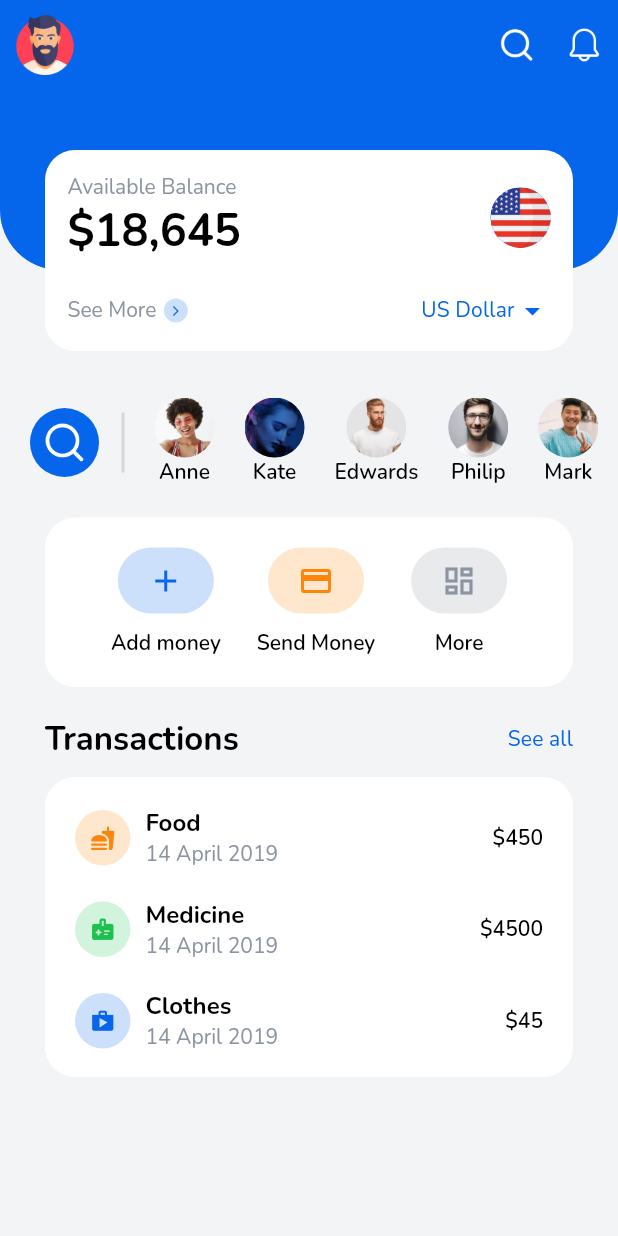
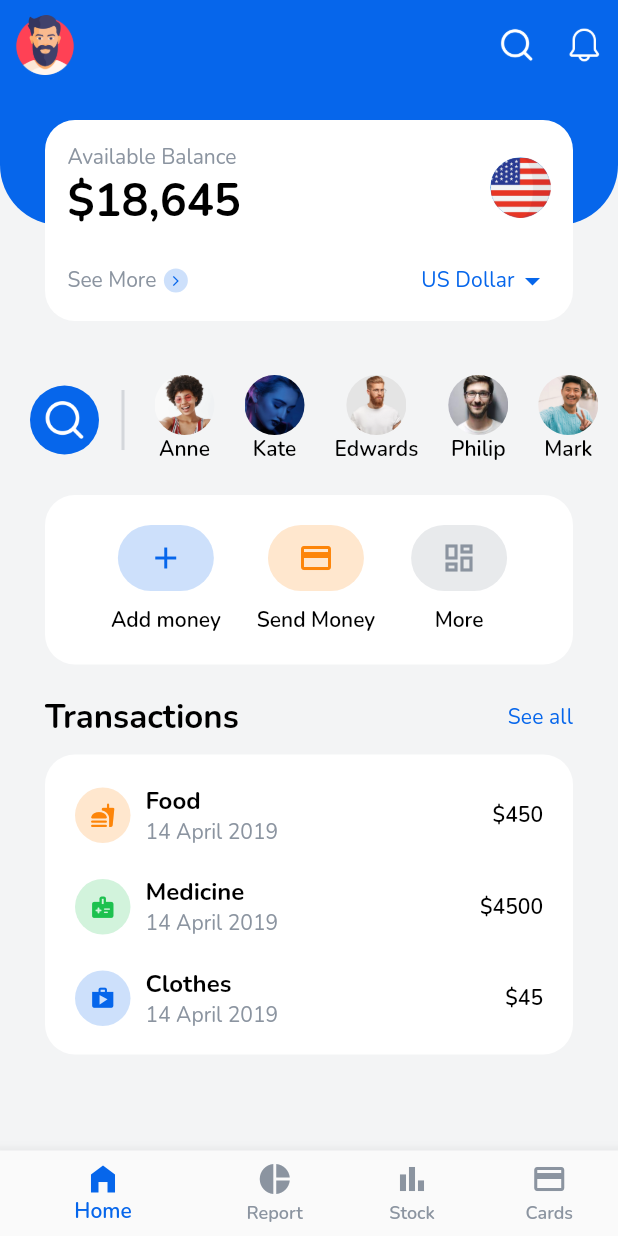
Before and after one commit to HenryUdorji/financeAppUI, a Flutter app: the screen it shows after launch, on a phone screen of 412 x 824 dp. Run offline on Flutter 3.47's test engine with Material 2 defaults, Android fonts, the phone set to English and light mode, and no system bars.

Commit message:
completed bottom navigation bar

```diff
--- a/lib/pages/home.dart
+++ b/lib/pages/home.dart
@@ -15,6 +15,17 @@ class _HomePageState extends State<HomePage> {
   Widget build(BuildContext context) {
     return Scaffold(
       backgroundColor: color.Colors.backgroundColor,
+      bottomNavigationBar: BottomNavigationBar(
+        selectedItemColor: color.Colors.accentColor,
+        unselectedItemColor: color.Colors.disableColor,
+        showUnselectedLabels: true,
+        items: const [
+          BottomNavigationBarItem(icon: Icon(Icons.home_filled), label: 'Home'),
+          BottomNavigationBarItem(icon: Icon(Icons.pie_chart), label: 'Report'),
+          BottomNavigationBarItem(icon: Icon(Icons.bar_chart), label: 'Stock'),
+          BottomNavigationBarItem(icon: Icon(Icons.credit_card), label: 'Cards'),
+        ],
+      ),
       body: SafeArea(
         child: SingleChildScrollView(
           child: Column(
@@ -257,12 +268,12 @@ class TopSection extends StatelessWidget {
           color: color.Colors.backgroundColor,
           padding: const EdgeInsets.all(10),
           alignment: Alignment.topCenter,
-          height: 265,
+          height: 250,
         ),
         Container(
           padding: const EdgeInsets.all(10),
           alignment: Alignment.topCenter,
-          height: 180,
+          height: 150,
           decoration: BoxDecoration(
               color: color.Colors.accentColor,
               borderRadius: const BorderRadius.only(
@@ -297,7 +308,7 @@ class TopSection extends StatelessWidget {
           ),
         ),
         Positioned(
-          top: 100,
+          top: 80,
           left: 0,
           right: 0,
           child: Container(
```
